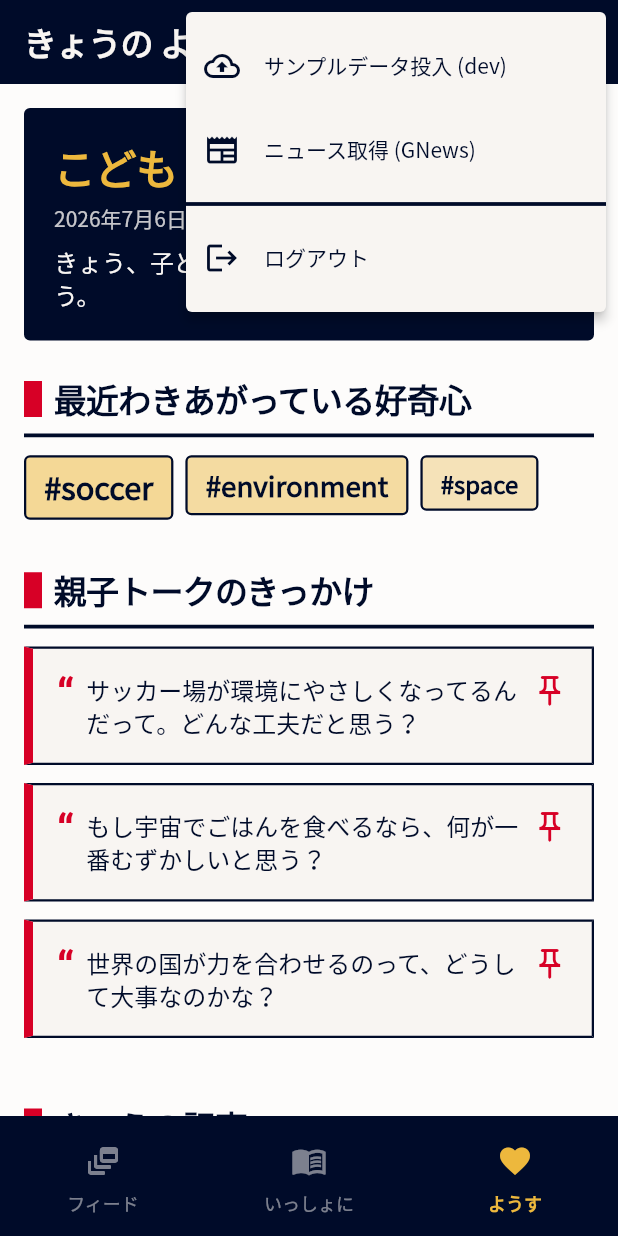
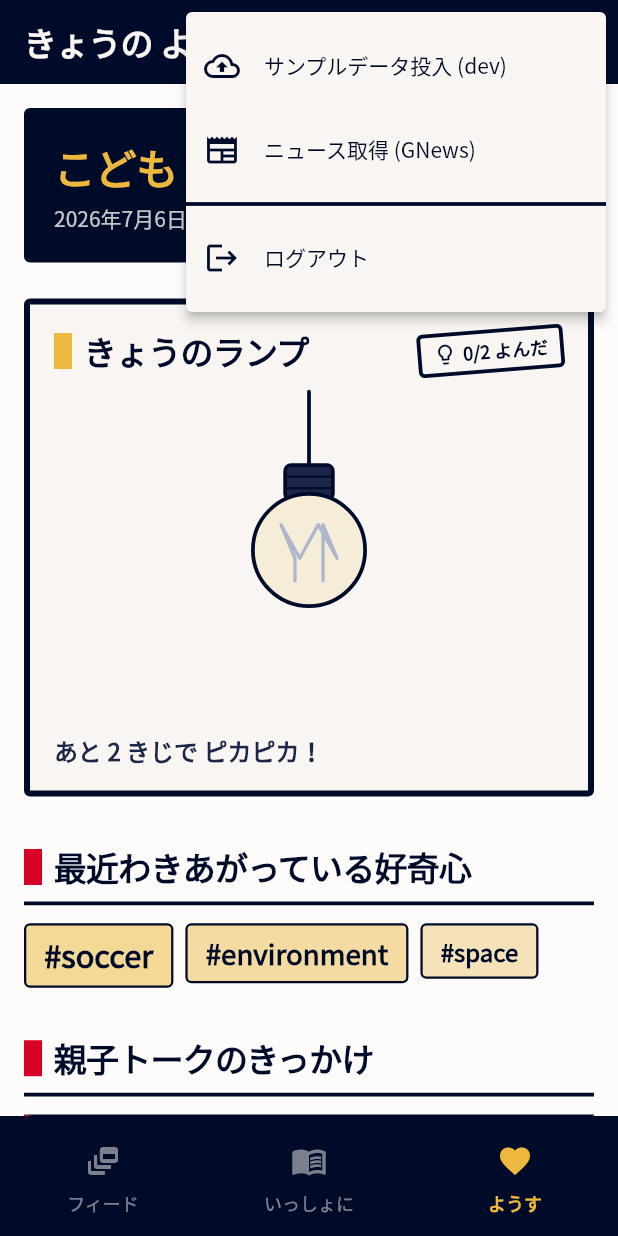
Before and after one commit to sai029/korrezi, a Flutter app: the ParentDashboardScreen screen opened by its route, after a tap on the "more vert" icon, on a phone screen of 412 x 824 dp. Run offline on Flutter 3.47's test engine with Material 3 defaults, Android fonts, the phone set to English and light mode, and no system bars; our stand-ins replace cloud_firestore, cloud_functions, firebase_auth, firebase_core, flutter_riverpod, freezed_annotation and 3 more; accounts and stored records are empty; network calls fail; Roboto replaces fonts that are missing (M Plus 1P).

Commit message:
add: 閲覧率ランプを追加

```diff
--- a/lib/features/parent_dashboard/presentation/parent_dashboard_screen.dart
+++ b/lib/features/parent_dashboard/presentation/parent_dashboard_screen.dart
@@ -5,7 +5,9 @@ import 'package:go_router/go_router.dart';
 import '../../../core/theme/tokens.dart';
 import '../../../shared/widgets/bouncy_tap.dart';
 import '../../../shared/widgets/dev_menu_button.dart';
+import '../../common_view/application/common_view_provider.dart';
 import '../application/parent_dashboard_provider.dart';
+import 'widgets/reading_lamp.dart';
 
 /// Parent Mode (スマホ・縦) — 会話のきっかけダッシュボード。
 ///
@@ -31,11 +33,21 @@ class ParentDashboardScreen extends ConsumerWidget {
       body: async.when(
         loading: () => const Center(child: CircularProgressIndicator()),
         error: (e, _) => Center(child: Text('読み込みに失敗しました: $e')),
-        data: (data) => ListView(
+        data: (data) {
+          // 既読/未読は子ども画面と同じ源（childFeedProvider 由来）で突合する。
+          // 子どもが記事を読むと即座にここへ連動する。
+          final viewed = ref.watch(viewedNewsIdsProvider);
+          return ListView(
             padding: const EdgeInsets.all(AppSpacing.space4),
             children: [
               const _Masthead(),
               const SizedBox(height: AppSpacing.space5),
+              ReadingLampHero(
+                ratio: data.readRatio(viewed),
+                readCount: data.readCount(viewed),
+                totalCount: data.totalCount,
+              ),
+              const SizedBox(height: AppSpacing.space6),
               const _SectionHeader('最近わきあがっている好奇心'),
               _InterestCloud(interests: data.profile.currentInterests),
               const SizedBox(height: AppSpacing.space6),
@@ -45,10 +57,12 @@ class ParentDashboardScreen extends ConsumerWidget {
               const _SectionHeader('きょうの記事'),
               const _ReadLegend(),
               const SizedBox(height: AppSpacing.space3),
-            for (final pa in data.articles) _ArticleCard(item: pa),
+              for (final pa in data.articles)
+                _ArticleCard(item: pa, isRead: viewed.contains(pa.newsId)),
               const SizedBox(height: AppSpacing.space5),
             ],
-        ),
+          );
+        },
       ),
     );
   }
@@ -92,13 +106,6 @@ class _Masthead extends StatelessWidget {
                 ),
               ),
             ],
-          ),
-          const SizedBox(height: AppSpacing.space2),
-          Text(
-            'きょう、子どものあたまの中をのぞいてみよう。',
-            style: textTheme.bodyMedium?.copyWith(
-              color: AppColors.brandPrimaryInk,
-            ),
           ),
         ],
       ),
@@ -306,15 +313,18 @@ class _TalkPromptCard extends StatelessWidget {
 /// 記事カード。ランキング風ナンバー ＋ カテゴリ・キッカー ＋ 既読/未読スタンプ ＋
 /// 「子どもの記事を見にいく」ボタン。calm content 原則: 要約本文は body。
 class _ArticleCard extends ConsumerWidget {
-  const _ArticleCard({required this.item});
+  const _ArticleCard({required this.item, required this.isRead});
   final ParentArticle item;
+
+  /// 子どもがこの記事を読んだか（viewedNewsIdsProvider と突合済み）。
+  final bool isRead;
 
   @override
   Widget build(BuildContext context, WidgetRef ref) {
     final textTheme = Theme.of(context).textTheme;
     final article = item.article;
     // 子どもが読んだ記事を親に見にいってほしいので、既読を強調し未読を落ち着かせる。
-    final dim = !item.isRead;
+    final dim = !isRead;
 
     return Opacity(
       opacity: dim ? 0.72 : 1.0,
@@ -351,7 +361,7 @@ class _ArticleCard extends ConsumerWidget {
                     ),
                   ),
                 ),
-                _ReadStamp(isRead: item.isRead),
+                _ReadStamp(isRead: isRead),
               ],
             ),
             const SizedBox(height: AppSpacing.space2),
--- /dev/null
+++ b/lib/features/parent_dashboard/presentation/widgets/reading_lamp.dart
@@ -0,0 +1,331 @@
+import 'dart:math' as math;
+
+import 'package:flutter/material.dart';
+
+import '../../../../core/theme/tokens.dart';
+
+/// 「きょうの よみのランプ」ヒーロー。
+///
+/// 当日記事の既読率([ratio], 0.0–1.0)を、一つのランプの「明るさ」で表現する。
+/// 読むほど暖色（アンバー）の灯りが強くなり、光の輪とレイが広がる。
+/// レトロ新聞調（フラット・極太ネイビー罫）に合わせ、光もにじみではなく
+/// フラットな同心円＋直線レイ（コミック的な光の表現）で描く。
+/// Masthead 直下に置くことを想定。
+class ReadingLampHero extends StatelessWidget {
+  const ReadingLampHero({
+    super.key,
+    required this.ratio,
+    required this.readCount,
+    required this.totalCount,
+  });
+
+  /// 当日の既読率(0.0–1.0)。ランプの明るさそのもの。
+  final double ratio;
+
+  /// 既読件数（スタンプ表示用）。
+  final int readCount;
+
+  /// 当日記事の総数（スタンプ表示用）。
+  final int totalCount;
+
+  @override
+  Widget build(BuildContext context) {
+    final textTheme = Theme.of(context).textTheme;
+    return Container(
+      padding: const EdgeInsets.all(AppSpacing.space4),
+      decoration: const BoxDecoration(
+        color: AppColors.surface,
+        borderRadius: AppRadii.sm,
+        border: Border.fromBorderSide(AppBorder.sideThick),
+      ),
+      child: Column(
+        crossAxisAlignment: CrossAxisAlignment.start,
+        children: [
+          Row(
+            children: [
+              Container(width: 12, height: 24, color: AppColors.accent),
+              const SizedBox(width: AppSpacing.space2),
+              Expanded(
+                child: Text(
+                  'きょうのランプ',
+                  style: textTheme.titleLarge,
+                  maxLines: 1,
+                  overflow: TextOverflow.ellipsis,
+                ),
+              ),
+              const SizedBox(width: AppSpacing.space2),
+              _ReadRatioStamp(readCount: readCount, totalCount: totalCount),
+            ],
+          ),
+          const SizedBox(height: AppSpacing.space3),
+          // 既読率へ向けて一度だけ明るくなるアニメーション。
+          TweenAnimationBuilder<double>(
+            tween: Tween(begin: 0, end: ratio.clamp(0.0, 1.0)),
+            duration: AppMotion.durSlow,
+            curve: AppMotion.curveStandard,
+            builder: (context, glow, _) => SizedBox(
+              height: 220,
+              width: double.infinity,
+              child: CustomPaint(painter: _LampPainter(glow: glow)),
+            ),
+          ),
+          const SizedBox(height: AppSpacing.space2),
+          Text(
+            _caption(),
+            style: textTheme.bodyMedium?.copyWith(
+              color: AppColors.ink700,
+              fontWeight: FontWeight.w700,
+            ),
+          ),
+        ],
+      ),
+    );
+  }
+
+  String _caption() {
+    if (totalCount == 0) return 'きょうは まだ きじが ないよ。';
+    if (readCount >= totalCount) return 'いちばん あかるい！ ぜんぶ よんだね。';
+    final remaining = totalCount - readCount;
+    return 'あと $remaining きじで ピカピカ！';
+  }
+}
+
+/// 既読率のハンコ風スタンプ（画面の _ReadStamp と同系のトーン）。
+class _ReadRatioStamp extends StatelessWidget {
+  const _ReadRatioStamp({required this.readCount, required this.totalCount});
+
+  final int readCount;
+  final int totalCount;
+
+  @override
+  Widget build(BuildContext context) {
+    final full = totalCount > 0 && readCount >= totalCount;
+    final color = full ? AppColors.brandPrimary : AppColors.ink900;
+    return Transform.rotate(
+      angle: -0.08,
+      child: Container(
+        padding: const EdgeInsets.symmetric(
+          horizontal: AppSpacing.space2,
+          vertical: AppSpacing.space1,
+        ),
+        decoration: BoxDecoration(
+          color: AppColors.surface,
+          borderRadius: AppRadii.sm,
+          border: Border.all(color: color, width: AppBorder.base),
+        ),
+        child: Row(
+          mainAxisSize: MainAxisSize.min,
+          children: [
+            Icon(
+              full ? Icons.lightbulb : Icons.lightbulb_outline,
+              size: 16,
+              color: color,
+            ),
+            const SizedBox(width: AppSpacing.space1),
+            Text(
+              '$readCount/$totalCount よんだ',
+              style: TextStyle(
+                color: color,
+                fontWeight: FontWeight.w900,
+                fontSize: AppType.sizeCaption,
+              ),
+            ),
+          ],
+        ),
+      ),
+    );
+  }
+}
+
+/// 既読率[glow](0–1)を「明るさ」に写像して一つのランプを描く。
+///
+/// glow=0 で消灯（灰色のフィラメント・光なし）、glow=1 で最大光量
+/// （暖色の光の輪とレイが最大）。灯りの色はアンバー（[AppColors.accent]）を軸に、
+/// わずかに赤へ寄せた白熱色。
+class _LampPainter extends CustomPainter {
+  _LampPainter({required this.glow});
+
+  /// 明るさ(0–1)。既読率をそのまま渡す。
+  final double glow;
+
+  // ── 暖色（すべて design token から導出）──
+  /// 灯りの基調（ゴールデンアンバー）。
+  static const _warm = AppColors.accent;
+
+  /// 外側の光＝赤みを足した白熱オレンジ。
+  static final _warmDeep = Color.lerp(
+    AppColors.accent,
+    AppColors.brandPrimary,
+    0.18,
+  )!;
+
+  /// 中心の最も熱い光＝暖かい白。
+  static final _warmCore = Color.lerp(
+    AppColors.accent,
+    AppColors.surface,
+    0.45,
+  )!;
+
+  static const _outline = AppColors.ink900;
+
+  @override
+  void paint(Canvas canvas, Size size) {
+    final cx = size.width / 2;
+    final bulbR = size.height * 0.17;
+    final center = Offset(cx, size.height * 0.48);
+
+    // 灯りは背面から: 光の輪 → レイ → コード → 口金 → ガラス → フィラメント。
+    if (glow > 0.02) {
+      _paintHalo(canvas, center, bulbR);
+      _paintRays(canvas, center, bulbR);
+    }
+    _paintCordAndCap(canvas, center, bulbR);
+    _paintGlass(canvas, center, bulbR);
+    _paintFilament(canvas, center, bulbR);
+    if (glow > 0.7) _paintSparkles(canvas, center, bulbR);
+  }
+
+  /// フラットな同心円で光の輪を表す（にじみを使わないコミック的表現）。
+  void _paintHalo(Canvas canvas, Offset center, double bulbR) {
+    final spread = 0.45 + 0.55 * glow;
+    // 外→内の順に描き、重なりで中心を最も明るく見せる。
+    final rings = <(double, Color, double)>[
+      (bulbR * 3.0 * spread, _warmDeep, 0.10 * glow),
+      (bulbR * 2.2 * spread, _warm, 0.18 * glow),
+      (bulbR * 1.6 * spread, _warmCore, 0.28 * glow),
+    ];
+    for (final (r, color, alpha) in rings) {
+      canvas.drawCircle(
+        center,
+        r,
+        Paint()..color = color.withValues(alpha: alpha),
+      );
+    }
+  }
+
+  /// 放射状のレイ（長短交互のスターバースト）。
+  void _paintRays(Canvas canvas, Offset center, double bulbR) {
+    const count = 12;
+    final paint = Paint()
+      ..color = _warm.withValues(alpha: 0.55 * glow)
+      ..strokeWidth = 3
+      ..strokeCap = StrokeCap.round;
+    final inner = bulbR * 1.15;
+    for (var i = 0; i < count; i++) {
+      final long = i.isEven;
+      final outer = bulbR * ((long ? 1.85 : 1.45) + glow * 1.1);
+      final a = (i / count) * 2 * math.pi;
+      final dir = Offset(math.cos(a), math.sin(a));
+      canvas.drawLine(center + dir * inner, center + dir * outer, paint);
+    }
+  }
+
+  /// 天井から下がるコードと口金（ネジ部）。
+  void _paintCordAndCap(Canvas canvas, Offset center, double bulbR) {
+    final capW = bulbR * 0.85;
+    final capH = bulbR * 0.62;
+    final bulbTop = center.dy - bulbR;
+    final capRect = Rect.fromLTWH(
+      center.dx - capW / 2,
+      bulbTop - capH + 4,
+      capW,
+      capH,
+    );
+
+    // コード。
+    canvas.drawLine(
+      Offset(center.dx, 0),
+      Offset(center.dx, capRect.top),
+      Paint()
+        ..color = _outline
+        ..strokeWidth = AppBorder.base
+        ..strokeCap = StrokeCap.round,
+    );
+
+    // 口金（塗り＋濃紺の縁）。
+    final capRRect = RRect.fromRectAndRadius(
+      capRect,
+      const Radius.circular(AppRadii.radiusSm),
+    );
+    canvas.drawRRect(capRRect, Paint()..color = AppColors.ink700);
+    canvas.drawRRect(
+      capRRect,
+      Paint()
+        ..color = _outline
+        ..style = PaintingStyle.stroke
+        ..strokeWidth = AppBorder.base,
+    );
+    // ネジ山を2本。
+    final linePaint = Paint()
+      ..color = _outline
+      ..strokeWidth = AppBorder.thin;
+    for (var k = 1; k <= 2; k++) {
+      final y = capRect.top + capRect.height * (k / 3);
+      canvas.drawLine(
+        Offset(capRect.left, y),
+        Offset(capRect.right, y),
+        linePaint,
+      );
+    }
+  }
+
+  /// ガラス球（明るいほど暖色に満ちる）＋濃紺の縁。
+  void _paintGlass(Canvas canvas, Offset center, double bulbR) {
+    // 消灯時はほぼ無色、点灯で暖色が満ちる。
+    final fill = Color.lerp(AppColors.surface, _warmCore, 0.25 + 0.6 * glow)!;
+    canvas.drawCircle(center, bulbR, Paint()..color = fill);
+    canvas.drawCircle(
+      center,
+      bulbR,
+      Paint()
+        ..color = _outline
+        ..style = PaintingStyle.stroke
+        ..strokeWidth = AppBorder.base,
+    );
+  }
+
+  /// 白熱フィラメント（消灯=灰、点灯=暖色）。
+  void _paintFilament(Canvas canvas, Offset center, double bulbR) {
+    final color = Color.lerp(AppColors.ink300, _warmDeep, glow)!;
+    final paint = Paint()
+      ..color = color
+      ..style = PaintingStyle.stroke
+      ..strokeWidth = 2.2 + glow * 1.3
+      ..strokeCap = StrokeCap.round
+      ..strokeJoin = StrokeJoin.round;
+
+    final w = bulbR * 0.5;
+    final top = center.dy - bulbR * 0.45;
+    final bottom = center.dy + bulbR * 0.15;
+    // 2本のリード線＋ジグザグの発光部。
+    final path = Path()
+      ..moveTo(center.dx - w * 0.5, center.dy + bulbR * 0.55)
+      ..lineTo(center.dx - w * 0.5, bottom)
+      ..lineTo(center.dx - w, top)
+      ..lineTo(center.dx - w * 0.33, bottom)
+      ..lineTo(center.dx + w * 0.33, top)
+      ..lineTo(center.dx + w, bottom)
+      ..lineTo(center.dx + w * 0.5, top)
+      ..lineTo(center.dx + w * 0.5, center.dy + bulbR * 0.55);
+    canvas.drawPath(path, paint);
+  }
+
+  /// 高輝度時のきらめき（4方向の小さな光）。
+  void _paintSparkles(Canvas canvas, Offset center, double bulbR) {
+    final t = ((glow - 0.7) / 0.3).clamp(0.0, 1.0);
+    final paint = Paint()
+      ..color = _warmCore.withValues(alpha: 0.9 * t)
+      ..strokeWidth = 2
+      ..strokeCap = StrokeCap.round;
+    const spots = [Offset(-1.5, -1.4), Offset(1.7, -1.1), Offset(1.3, 1.3)];
+    for (final s in spots) {
+      final c = center + Offset(s.dx * bulbR, s.dy * bulbR);
+      final r = bulbR * 0.22 * t;
+      canvas.drawLine(c + Offset(-r, 0), c + Offset(r, 0), paint);
+      canvas.drawLine(c + Offset(0, -r), c + Offset(0, r), paint);
+    }
+  }
+
+  @override
+  bool shouldRepaint(_LampPainter old) => old.glow != glow;
+}
```
Also changed, not shown: lib/features/parent_dashboard/application/parent_dashboard_provider.dart (+31 -13 lines), lib/features/parent_dashboard/data/parent_dashboard_repository.dart (+15 -17 lines). Lines whose indentation alone changed are shown as unchanged.
